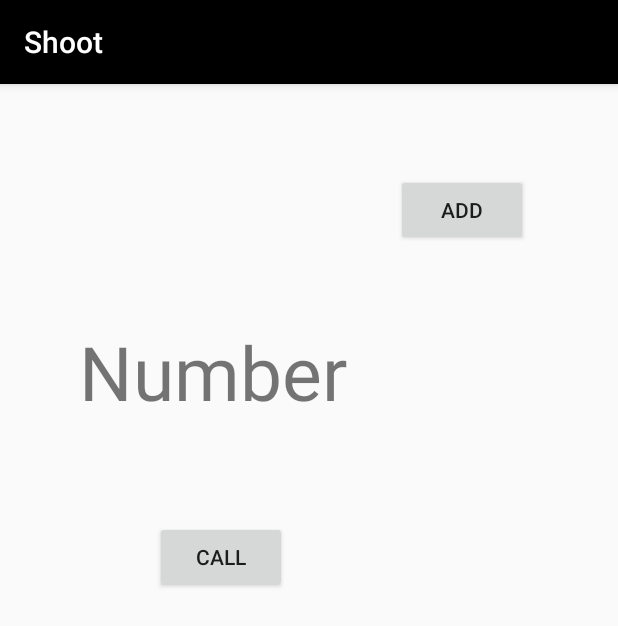
After one commit to AgencyApp/Shoot, an Android app: the mainCallActivity screen opened directly, with no data from a screen before it, on a phone screen of 412 x 824 dp. The commit adds this screen. Shown: the top 626 px of the screen. Run offline under Robolectric (Android 15) with nearby library versions, the phone set to English and light mode, and no system bars; our stand-ins replace Firebase (no records; nobody signed in at launch, a user with empty details on screens opened directly).

Commit message:
Now you can work on Call UI

```diff
--- a/app/build.gradle
+++ b/app/build.gradle
@@ -51,6 +51,7 @@ dependencies {
     implementation "com.github.prolificinteractive:material-calendarview:1.5.0"
     compile 'io.nlopez.smartlocation:library:3.3.3'
     compile 'io.nlopez.smartlocation:rx:3.3.3'
+    implementation 'com.google.firebase:firebase-messaging:17.0.0'
 
 }
 
--- a/app/src/main/java/com/theshootapp/world/Activities/MainCameraActivity.java
+++ b/app/src/main/java/com/theshootapp/world/Activities/MainCameraActivity.java
@@ -162,4 +162,9 @@ public class MainCameraActivity extends AppCompatActivity {
         startActivity(new Intent(this,VideoCameraActivity.class));
     }
 
+    public void onCallClick(View view)
+    {
+        startActivity(new Intent(this,mainCallActivity.class));
+    }
+
 }
--- a/app/src/main/res/layout/activity_camera.xml
+++ b/app/src/main/res/layout/activity_camera.xml
@@ -97,6 +97,7 @@
         android:layout_marginStart="16dp"
         android:background="@null"
         android:scaleType="fitCenter"
+        android:onClick="onCallClick"
         android:visibility="visible"
         app:layout_constraintBottom_toBottomOf="parent"
         app:layout_constraintStart_toStartOf="parent"
--- /dev/null
+++ b/app/src/main/res/layout/activity_main_call.xml
@@ -0,0 +1,42 @@
+<?xml version="1.0" encoding="utf-8"?>
+<android.support.constraint.ConstraintLayout xmlns:android="http://schemas.android.com/apk/res/android"
+    xmlns:app="http://schemas.android.com/apk/res-auto"
+    xmlns:tools="http://schemas.android.com/tools"
+    android:layout_width="match_parent"
+    android:layout_height="match_parent"
+    tools:context="com.theshootapp.world.Activities.mainCallActivity">
+
+    <Button
+        android:id="@+id/Add"
+        android:layout_width="wrap_content"
+        android:layout_height="wrap_content"
+        android:layout_marginEnd="60dp"
+        android:layout_marginTop="60dp"
+        android:onClick="onAddClick"
+        android:text="Add"
+        app:layout_constraintEnd_toEndOf="parent"
+        app:layout_constraintTop_toTopOf="parent" />
+
+    <TextView
+        android:id="@+id/number"
+        android:layout_width="wrap_content"
+        android:layout_height="wrap_content"
+        android:layout_marginEnd="227dp"
+        android:layout_marginStart="99dp"
+        android:layout_marginTop="158dp"
+        android:text="Number"
+        android:textSize="50sp"
+        app:layout_constraintEnd_toEndOf="parent"
+        app:layout_constraintStart_toStartOf="parent"
+        app:layout_constraintTop_toTopOf="parent" />
+
+    <Button
+        android:id="@+id/Call"
+        android:layout_width="wrap_content"
+        android:layout_height="wrap_content"
+        android:layout_marginStart="103dp"
+        android:layout_marginTop="66dp"
+        android:text="Call"
+        app:layout_constraintStart_toStartOf="parent"
+        app:layout_constraintTop_toBottomOf="@+id/number" />
+</android.support.constraint.ConstraintLayout>
```
Also changed, not shown: app/src/main/AndroidManifest.xml (+12 -1 lines), app/src/main/java/com/theshootapp/world/Activities/LoginActivity.java (+43 -26 lines), app/src/main/java/com/theshootapp/world/Activities/mainCallActivity.java (added, +211 -0 lines), app/src/main/java/com/theshootapp/world/ClassModel/Appointment.java (deleted, +0 -68 lines), app/src/main/java/com/theshootapp/world/ClassModel/UserProfile.java (deleted, +0 -34 lines), app/src/main/java/com/theshootapp/world/ModelClasses/User.java (added, +44 -0 lines), app/src/main/java/com/theshootapp/world/Services/InstanceIdGenerator.java (added, +30 -0 lines).
